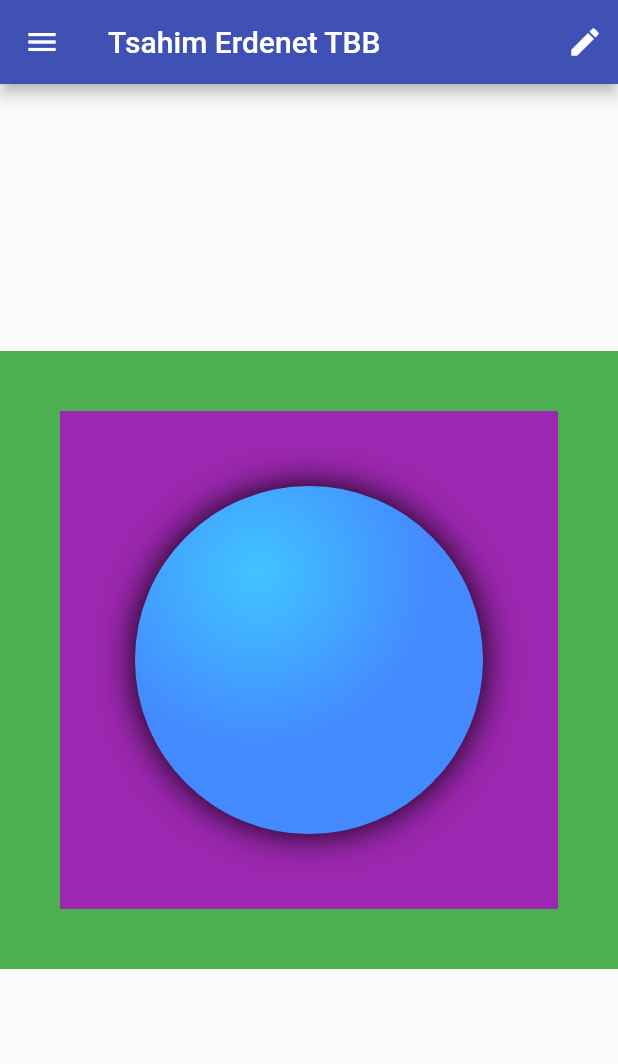
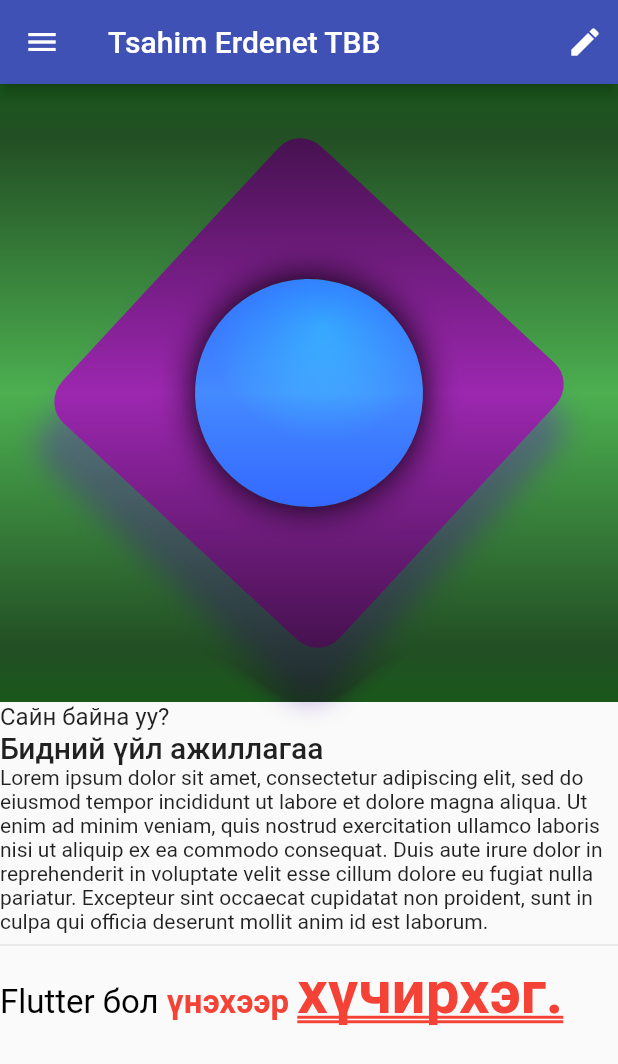
Before and after one commit to atuvshinjargal/Mobile_course, a Flutter app: the screen it shows after launch, on a phone screen of 412 x 824 dp. Shown: the top 1064 px of the screen. Run offline on Flutter 3.47's test engine with Material 2 defaults, Android fonts, the phone set to English and light mode, and no system bars.

```diff
--- a/lib/basic_screen.dart
+++ b/lib/basic_screen.dart
@@ -1,5 +1,6 @@
 import 'package:flutter/material.dart';
 import 'package:myapp/my_first_widget.dart';
+import 'package:myapp/my_text.dart';
 
 class BasicScreen extends StatelessWidget {
   const BasicScreen({Key? key}) : super(key: key);
@@ -17,11 +18,15 @@ class BasicScreen extends StatelessWidget {
           ),
         ],
       ),
-      body: const Center(
-        child: AspectRatio(
-          aspectRatio: 1.0,
-          child: MyFirstWidget(),
-        ),
+      body: Column(
+        crossAxisAlignment: CrossAxisAlignment.start,
+        children: const [
+          AspectRatio(
+            aspectRatio: 1.0,
+            child: MyFirstWidget(),
+          ),
+          MyText(),
+        ],
       ),
       drawer: Drawer(
         child: Container(
--- a/lib/my_first_widget.dart
+++ b/lib/my_first_widget.dart
@@ -1,4 +1,5 @@
 import 'package:flutter/material.dart';
+import 'dart:math' as Math;
 
 class MyFirstWidget extends StatelessWidget {
   const MyFirstWidget({Key? key}) : super(key: key);
@@ -6,14 +7,46 @@ class MyFirstWidget extends StatelessWidget {
   @override
   Widget build(BuildContext context) {
     return Container(
+      decoration: const BoxDecoration(
         color: Colors.green,
+      ),
+      foregroundDecoration: const BoxDecoration(
+        backgroundBlendMode: BlendMode.colorBurn,
+        gradient: LinearGradient(
+          begin: Alignment.topCenter,
+          end: Alignment.bottomCenter,
+          colors: [
+            Color(0xAA0d6123),
+            Color(0x00000000),
+            Color(0xAA0d6123),
+          ],
+        ),
+      ),
       child: Padding(
-        padding: const EdgeInsets.all(40),
+        padding: const EdgeInsets.all(80),
+        child: Transform.rotate(
+          angle: 180 / Math.pi,
           child: Container(
+            width: 250,
+            height: 250,
+            decoration: BoxDecoration(
               color: Colors.purple,
+              boxShadow: [
+                BoxShadow(
+                  color: Colors.deepPurple.withAlpha(120),
+                  spreadRadius: 4,
+                  blurRadius: 15,
+                  offset: Offset.fromDirection(1.0, 30),
+                )
+              ],
+              borderRadius: const BorderRadius.all(
+                Radius.circular(20),
+              ),
+            ),
             child: Padding(
               padding: const EdgeInsets.all(50),
               child: _myCircle(),
+            ),
           ),
         ),
       ),
--- /dev/null
+++ b/lib/my_text.dart
@@ -0,0 +1,57 @@
+import 'package:flutter/material.dart';
+import 'package:flutter/src/foundation/key.dart';
+import 'package:flutter/src/widgets/framework.dart';
+
+import 'package:flutter/material.dart';
+
+class MyText extends StatelessWidget {
+  const MyText({Key? key}) : super(key: key);
+
+  @override
+  Widget build(BuildContext context) {
+    return Column(
+      crossAxisAlignment: CrossAxisAlignment.start,
+      children: <Widget>[
+        const Text(
+          "Сайн байна уу?",
+          style: TextStyle(
+            fontSize: 16,
+          ),
+        ),
+        Text(
+          'Бидний үйл ажиллагаа',
+          style: Theme.of(context).textTheme.headline6,
+        ),
+        const Text(
+            'Lorem ipsum dolor sit amet, consectetur adipiscing elit, sed do eiusmod tempor incididunt ut labore et dolore magna aliqua. Ut enim ad minim veniam, quis nostrud exercitation ullamco laboris nisi ut aliquip ex ea commodo consequat. Duis aute irure dolor in reprehenderit in voluptate velit esse cillum dolore eu fugiat nulla pariatur. Excepteur sint occaecat cupidatat non proident, sunt in culpa qui officia deserunt mollit anim id est laborum.'),
+        const Divider(),
+        RichText(
+          text: const TextSpan(
+            text: 'Flutter бол ',
+            style: TextStyle(
+              fontSize: 22,
+              color: Colors.black,
+            ),
+            children: <TextSpan>[
+              TextSpan(
+                  text: 'үнэхээр ',
+                  style: TextStyle(
+                    fontWeight: FontWeight.bold,
+                    color: Colors.red,
+                  ),
+                  children: [
+                    TextSpan(
+                        text: 'хүчирхэг.',
+                        style: TextStyle(
+                          decoration: TextDecoration.underline,
+                          decorationStyle: TextDecorationStyle.double,
+                          fontSize: 40,
+                        ))
+                  ]),
+            ],
+          ),
+        )
+      ],
+    );
+  }
+}
```
Lines whose indentation alone changed are shown as unchanged.
